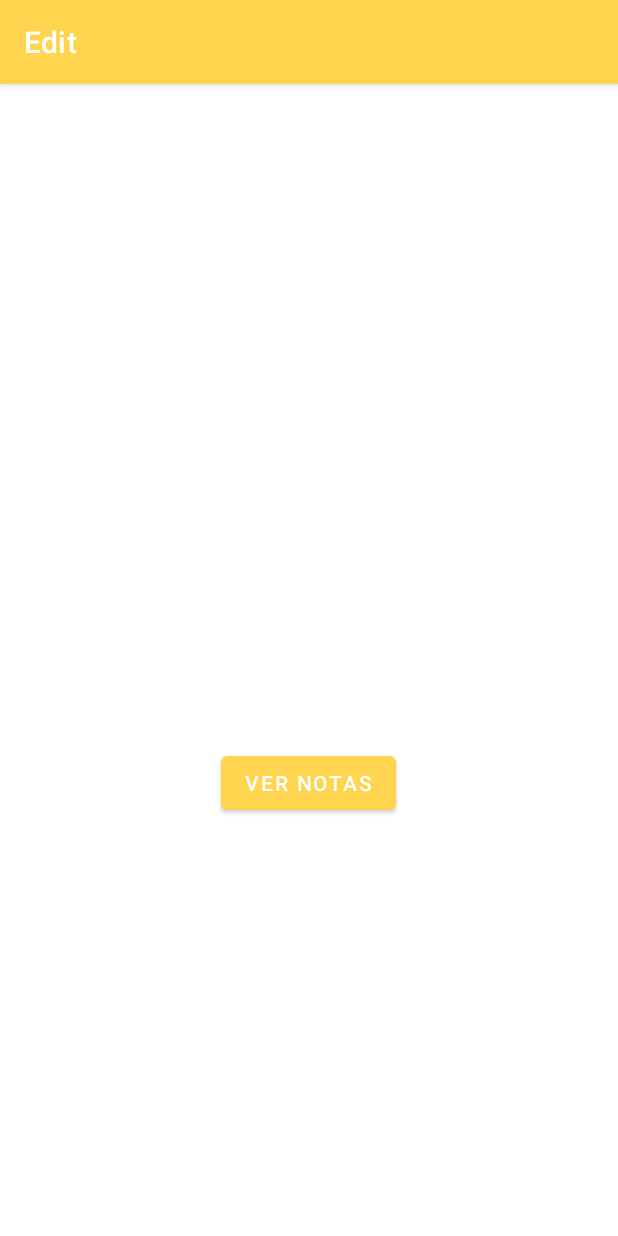
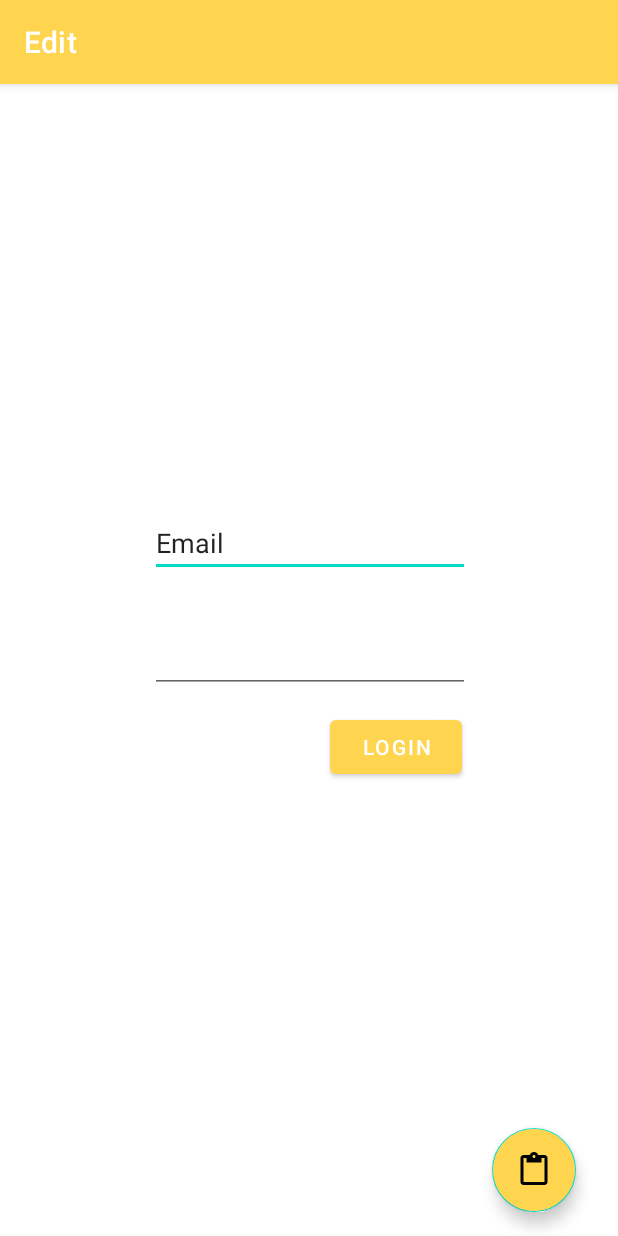
Before and after one commit to tania-silva/SmartCities, an Android app: the screen it shows after launch (MainActivity), on a phone screen of 412 x 824 dp. Run offline under Robolectric (Android 15) with nearby library versions, the phone set to English and light mode, and no system bars.

Commit message:
Shared Preferences Logado

```diff
--- a/app/src/main/java/com/example/smartcities/api/OutputPost.kt
+++ b/app/src/main/java/com/example/smartcities/api/OutputPost.kt
@@ -3,4 +3,6 @@ package com.example.smartcities.api
 class OutputPost (
    val email: String,
    val pass: String,
+   val id_utl: Int,
+   val nome: String,
 )
--- a/app/src/main/res/layout/activity_main.xml
+++ b/app/src/main/res/layout/activity_main.xml
@@ -1,22 +1,67 @@
 <?xml version="1.0" encoding="utf-8"?>
-<RelativeLayout xmlns:android="http://schemas.android.com/apk/res/android"
+<androidx.constraintlayout.widget.ConstraintLayout xmlns:android="http://schemas.android.com/apk/res/android"
     xmlns:app="http://schemas.android.com/apk/res-auto"
     xmlns:tools="http://schemas.android.com/tools"
+    android:id="@+id/relativeLayout"
     android:layout_width="match_parent"
     android:layout_height="match_parent"
     tools:context=".MainActivity">
 
 
-    <Button
+    <EditText
+        android:id="@+id/email"
+        android:layout_width="wrap_content"
+        android:layout_height="wrap_content"
+        android:ems="10"
+        android:inputType="textEmailAddress"
+        android:text="Email"
+        app:layout_constraintBottom_toBottomOf="parent"
+        app:layout_constraintEnd_toEndOf="parent"
+        app:layout_constraintHorizontal_bias="0.502"
+        app:layout_constraintStart_toStartOf="parent"
+        app:layout_constraintTop_toTopOf="parent"
+        app:layout_constraintVertical_bias="0.392" />
+
+    <EditText
+        android:id="@+id/pass"
+        android:layout_width="wrap_content"
+        android:layout_height="wrap_content"
+        android:layout_marginTop="32dp"
+        android:ems="10"
+        android:inputType="textPassword"
+        app:layout_constraintEnd_toEndOf="parent"
+        app:layout_constraintHorizontal_bias="0.502"
+        app:layout_constraintStart_toStartOf="parent"
+        app:layout_constraintTop_toBottomOf="@+id/email" />
+
+    <com.google.android.material.floatingactionbutton.FloatingActionButton
         android:id="@+id/button"
         android:layout_width="wrap_content"
         android:layout_height="wrap_content"
-        android:layout_alignParentEnd="true"
-        android:layout_alignParentRight="true"
-        android:layout_alignParentBottom="true"
-        android:layout_marginEnd="148dp"
-        android:layout_marginRight="148dp"
-        android:layout_marginBottom="278dp"
+        android:layout_marginEnd="28dp"
+        android:layout_marginRight="28dp"
+        android:layout_marginBottom="16dp"
+        android:backgroundTint="@color/amarelo_torrado"
+        android:clickable="true"
         android:onClick="button"
-        android:text="Ver notas" />
-</RelativeLayout>
+        android:text="Ver notas"
+        app:layout_constraintBottom_toBottomOf="parent"
+        app:layout_constraintEnd_toEndOf="parent"
+        app:layout_constraintRight_toRightOf="parent"
+        app:srcCompat="?attr/actionModePasteDrawable" />
+
+    <Button
+        android:id="@+id/login"
+        android:layout_width="wrap_content"
+        android:layout_height="wrap_content"
+        android:layout_marginStart="220dp"
+        android:layout_marginLeft="220dp"
+        android:layout_marginTop="12dp"
+        android:onClick="login"
+        android:text="@string/login"
+        app:layout_constraintStart_toStartOf="parent"
+        app:layout_constraintTop_toBottomOf="@+id/pass"
+        tools:ignore="OnClick" />
+
+
+</androidx.constraintlayout.widget.ConstraintLayout>
--- a/app/src/main/res/values/strings.xml
+++ b/app/src/main/res/values/strings.xml
@@ -6,4 +6,12 @@
     <string name="aviso_desc">Insert description!</string>
     <string name="titulo">Title</string>
     <string name="criar_nota">Add Note</string>
+    <string name="login">Login</string>
+    <string name="aviso_email">Missign email</string>
+    <string name="aviso_pass">Missing Password</string>
+    <string name="pass_email_erro">Fields do not match</string>
+    <string name="login_p" translatable="false">login_p</string>
+    <string name="login_shared" translatable="false">login_shared</string>
+    <string name="nome" translatable="false">nome</string>
+    <string name="id_utl" translatable="false">id_utl</string>
 </resources>
```
Also changed, not shown: app/src/main/java/com/example/smartcities/MainActivity.kt (+76 -19 lines).
